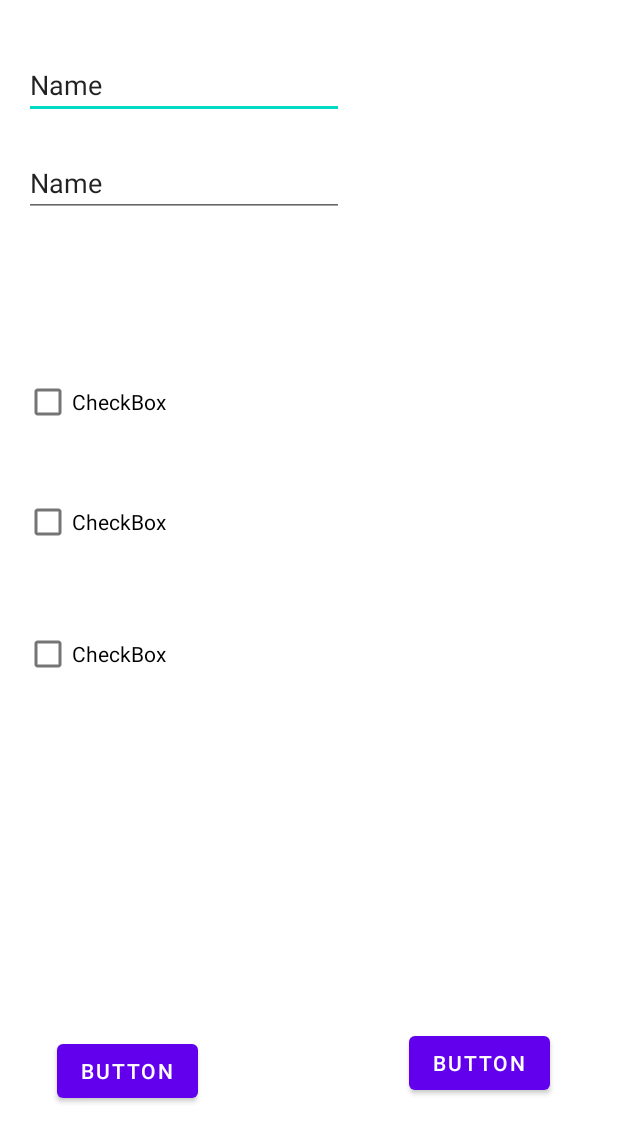
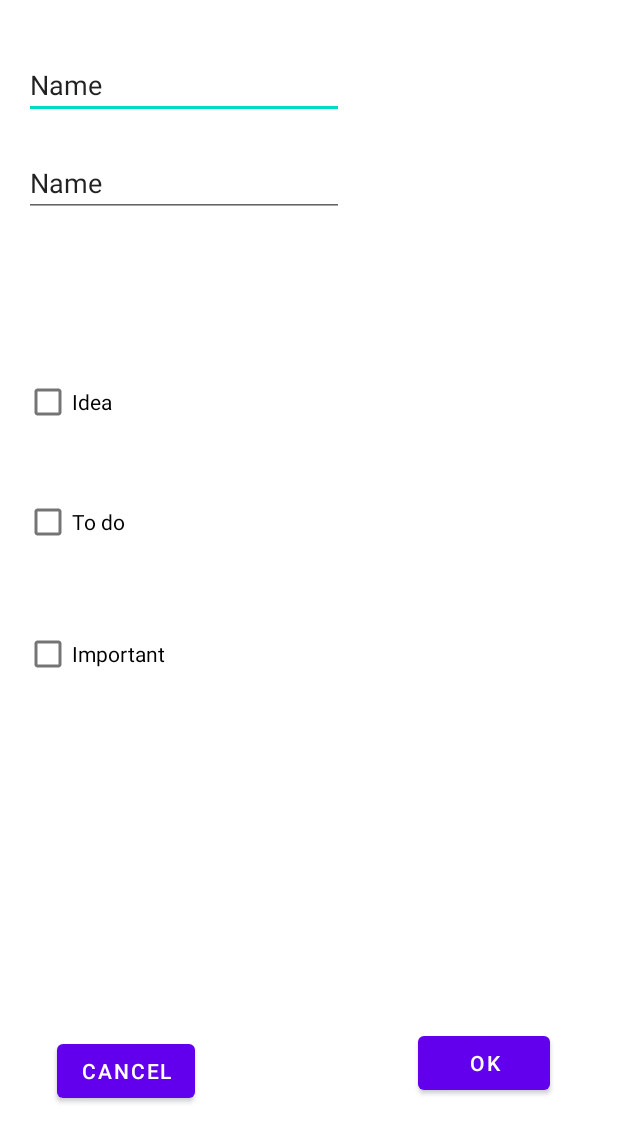
Before and after one commit to DzEfkan/Note_To_Self, an Android app: the layout dialog_new_note.xml on its own in the app's theme, with its tools: preview values and no code run, on a phone screen of 412 x 824 dp. Shown: the top 1142 px of the screen. Run offline under Robolectric (Android 15) with nearby library versions, the phone set to English and light mode, and no system bars.

Commit message:
second commit

```diff
--- a/app/src/main/res/layout/dialog_new_note.xml
+++ b/app/src/main/res/layout/dialog_new_note.xml
@@ -26,58 +26,58 @@
         android:layout_marginTop="20dp"
         android:ems="10"
         android:hint="@string/description_hint"
-        android:inputType="textPersonName"
+        android:inputType="textMultiLine|textPersonName|text"
         android:text="Name"
         app:layout_constraintStart_toStartOf="parent"
         app:layout_constraintTop_toBottomOf="@+id/editTitle" />
 
     <CheckBox
-        android:id="@+id/checkBox2"
+        android:id="@+id/chexBoxTodo"
         android:layout_width="wrap_content"
         android:layout_height="wrap_content"
         android:layout_marginStart="16dp"
         android:layout_marginTop="324dp"
-        android:text="CheckBox"
+        android:text="@string/todo_text"
         app:layout_constraintStart_toStartOf="parent"
         app:layout_constraintTop_toTopOf="parent" />
 
     <CheckBox
-        android:id="@+id/checkBox"
+        android:id="@+id/checkBoxIdea"
         android:layout_width="wrap_content"
         android:layout_height="wrap_content"
         android:layout_marginStart="16dp"
         android:layout_marginBottom="32dp"
-        android:text="CheckBox"
-        app:layout_constraintBottom_toTopOf="@+id/checkBox2"
+        android:text="@string/idea_text"
+        app:layout_constraintBottom_toTopOf="@+id/chexBoxTodo"
         app:layout_constraintStart_toStartOf="parent" />
 
     <CheckBox
-        android:id="@+id/checkBox3"
+        android:id="@+id/checkBoxImportant"
         android:layout_width="wrap_content"
         android:layout_height="wrap_content"
         android:layout_marginStart="16dp"
         android:layout_marginTop="40dp"
-        android:text="CheckBox"
+        android:text="@string/important_text"
         app:layout_constraintStart_toStartOf="parent"
-        app:layout_constraintTop_toBottomOf="@+id/checkBox2" />
+        app:layout_constraintTop_toBottomOf="@+id/chexBoxTodo" />
 
     <Button
-        android:id="@+id/button"
+        android:id="@+id/btnCancel"
         android:layout_width="wrap_content"
         android:layout_height="wrap_content"
         android:layout_marginStart="38dp"
         android:layout_marginBottom="86dp"
-        android:text="Button"
+        android:text="@string/cancel_button"
         app:layout_constraintBottom_toBottomOf="parent"
         app:layout_constraintStart_toStartOf="parent" />
 
     <Button
-        android:id="@+id/button2"
+        android:id="@+id/btnOk"
         android:layout_width="wrap_content"
         android:layout_height="wrap_content"
         android:layout_marginEnd="45dp"
         android:layout_marginBottom="91dp"
-        android:text="Button"
+        android:text="@string/ok_button"
         app:layout_constraintBottom_toBottomOf="parent"
         app:layout_constraintEnd_toEndOf="parent" />
 </androidx.constraintlayout.widget.ConstraintLayout>
--- a/app/src/main/res/values/strings.xml
+++ b/app/src/main/res/values/strings.xml
@@ -9,6 +9,7 @@
 
     <string name="action_add">add</string>
     <string name="title_hint">Title</string>
+    <string name="idea_text">Idea</string>
     <string name="description_hint">Description</string>
     <string name="important_text">Important</string>
     <string name="todo_text">To do</string>
```
Also changed, not shown: app/src/main/java/com/example/notetoself/DialogNewNote.kt (added, +52 -0 lines), app/src/main/java/com/example/notetoself/DialogShowNote.kt (added, +48 -0 lines), app/src/main/java/com/example/notetoself/MainActivity.kt (+20 -0 lines), app/src/main/res/layout/content_main.xml (+11 -0 lines), app/src/main/res/layout/dialog_show_note.xml (added, +68 -0 lines).
